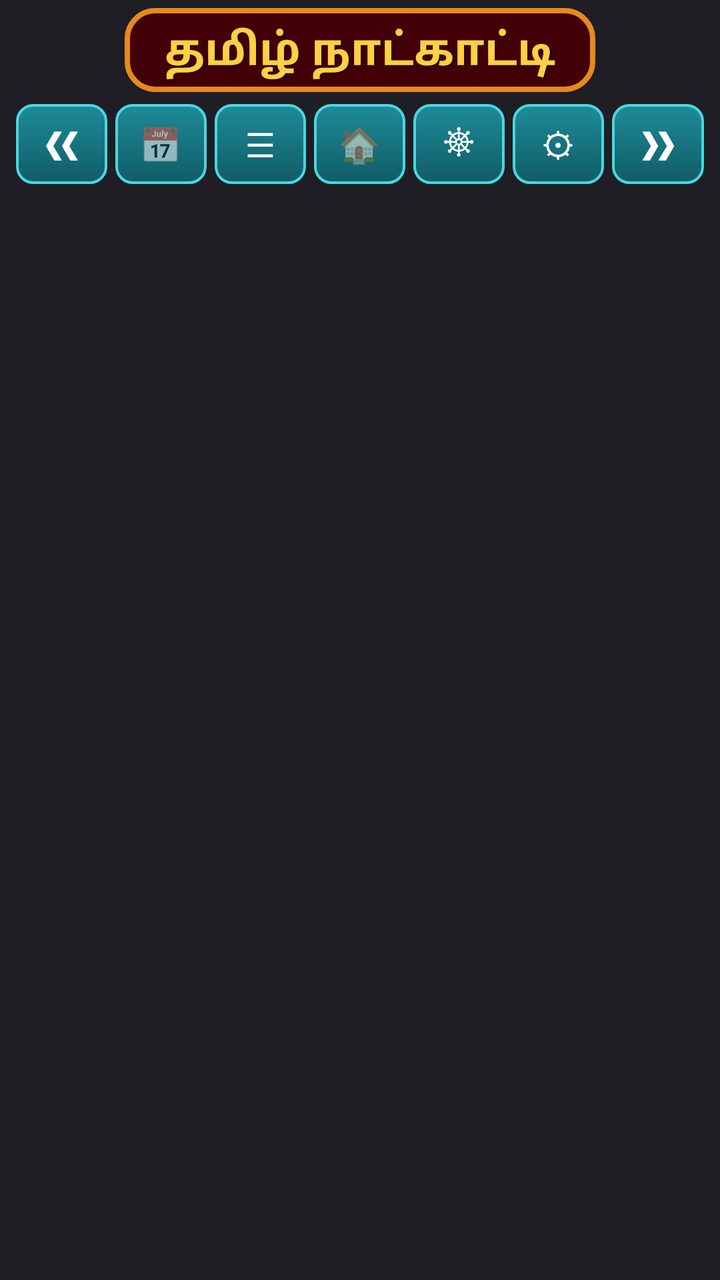
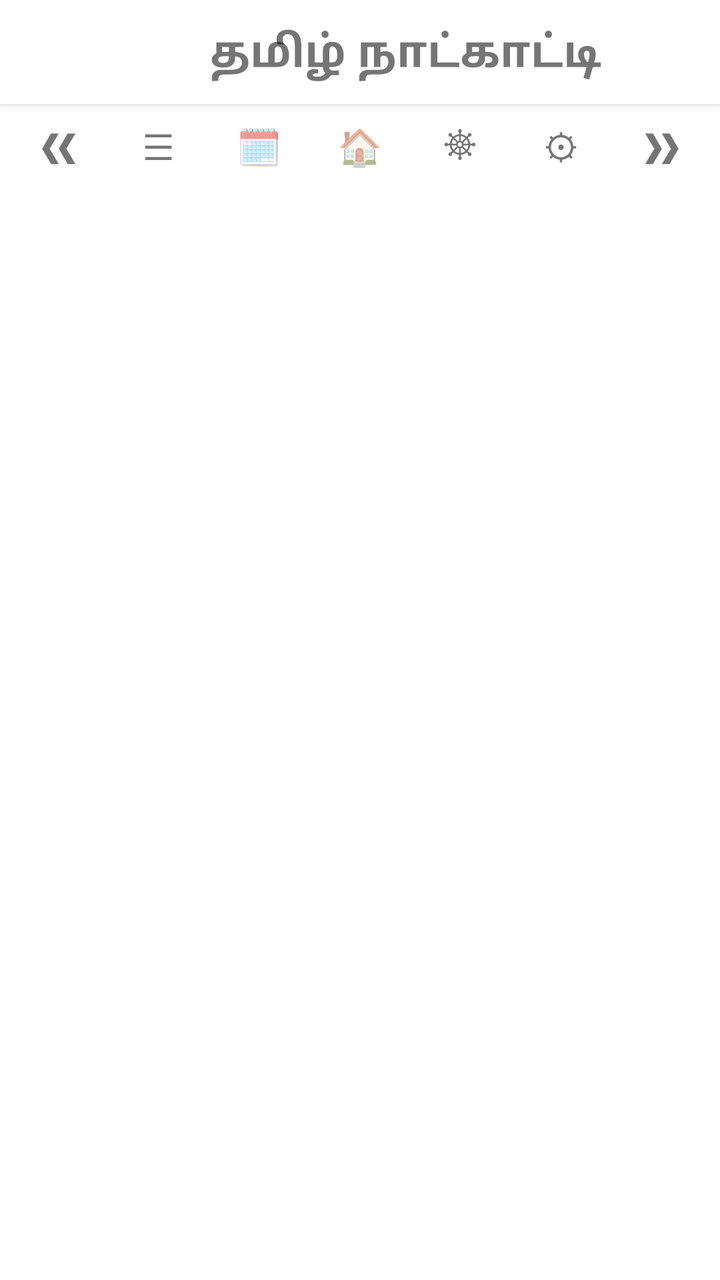

Screens rendered from an Android XML layout before and after an edit, with the pre-edit source and the edit as a unified diff.
<!-- AndroidManifest.xml: application theme Theme.MaterialComponents.DayNight.NoActionBar -->
<!-- res/layout/activity_main.xml -->
<?xml version="1.0" encoding="utf-8"?>
<androidx.coordinatorlayout.widget.CoordinatorLayout 
    xmlns:android="http://schemas.android.com/apk/res/android"
    xmlns:app="http://schemas.android.com/apk/res-auto"
    android:layout_width="match_parent"
    android:layout_height="match_parent"
    android:background="#1E1E24">

    
    <LinearLayout
        android:layout_width="match_parent"
        android:layout_height="match_parent"
        android:orientation="vertical">

        
        <TextView
            android:id="@+id/tv_app_title_banner"
            android:layout_width="wrap_content"
            android:layout_height="wrap_content"
            android:layout_gravity="center_horizontal"
            android:layout_marginTop="4dp"
            android:layout_marginBottom="6dp"
            android:background="@drawable/bg_gold_header_texture"
            android:includeFontPadding="false"
            android:text="தமிழ் நாட்காட்டி"
            android:textColor="#FFD043"
            android:textSize="22sp"
            android:textStyle="bold"
            android:shadowColor="#1A0000"
            android:shadowDx="1.5"
            android:shadowDy="2.0"
            android:shadowRadius="2.0" />

        
        <LinearLayout
            android:id="@+id/layout_nav_toolbar"
            android:layout_width="match_parent"
            android:layout_height="40dp"
            android:layout_marginHorizontal="6dp"
            android:layout_marginBottom="4dp"
            android:gravity="center_vertical"
            android:orientation="horizontal"
            android:weightSum="7">

            <TextView
                android:id="@+id/btn_action_prev"
                android:layout_width="0dp"
                android:layout_height="match_parent"
                android:layout_weight="1"
                android:layout_marginHorizontal="2dp"
                android:background="@drawable/bg_header_btn_ripple"
                android:gravity="center"
                android:text="❮❮"
                android:textColor="#FFFFFF"
                android:textSize="16sp"
                android:textStyle="bold" />

            <TextView
                android:id="@+id/btn_action_datepicker"
                android:layout_width="0dp"
                android:layout_height="match_parent"
                android:layout_weight="1"
                android:layout_marginHorizontal="2dp"
                android:background="@drawable/bg_header_btn_ripple"
                android:gravity="center"
                android:text="📅"
                android:textSize="17sp" />

            <TextView
                android:id="@+id/btn_action_menu"
                android:layout_width="0dp"
                android:layout_height="match_parent"
                android:layout_weight="1"
                android:layout_marginHorizontal="2dp"
                android:background="@drawable/bg_header_btn_ripple"
                android:gravity="center"
                android:text="☰"
                android:textColor="#FFFFFF"
                android:textSize="17sp" />

            <TextView
                android:id="@+id/btn_action_today"
                android:layout_width="0dp"
                android:layout_height="match_parent"
                android:layout_weight="1"
                android:layout_marginHorizontal="2dp"
                android:background="@drawable/bg_header_btn_ripple"
                android:gravity="center"
                android:text="🏠"
                android:textSize="17sp" />

            <TextView
                android:id="@+id/btn_action_horai"
                android:layout_width="0dp"
                android:layout_height="match_parent"
                android:layout_weight="1"
                android:layout_marginHorizontal="2dp"
                android:background="@drawable/bg_header_btn_ripple"
                android:gravity="center"
                android:text="☸"
                android:textColor="#FFFFFF"
                android:textSize="17sp" />

            <TextView
                android:id="@+id/btn_action_settings"
                android:layout_width="0dp"
                android:layout_height="match_parent"
                android:layout_weight="1"
                android:layout_marginHorizontal="2dp"
                android:background="@drawable/bg_header_btn_ripple"
                android:gravity="center"
                android:text="⚙"
                android:textColor="#FFFFFF"
                android:textSize="17sp" />

            <TextView
                android:id="@+id/btn_action_next"
                android:layout_width="0dp"
                android:layout_height="match_parent"
                android:layout_weight="1"
                android:layout_marginHorizontal="2dp"
                android:background="@drawable/bg_header_btn_ripple"
                android:gravity="center"
                android:text="❯❯"
                android:textColor="#FFFFFF"
                android:textSize="16sp"
                android:textStyle="bold" />
        </LinearLayout>

        
        <androidx.viewpager2.widget.ViewPager2
            android:id="@+id/view_pager_main"
            android:layout_width="match_parent"
            android:layout_height="0dp"
            android:layout_weight="1" />

    </LinearLayout>

    
    <LinearLayout
        android:id="@+id/bottom_sheet_calendar"
        android:layout_width="match_parent"
        android:layout_height="wrap_content"
        android:orientation="vertical"
        android:background="?attr/themeCardBackground"
        android:padding="8dp"
        app:behavior_hideable="true"
        app:behavior_peekHeight="0dp"
        app:layout_behavior="com.google.android.material.bottomsheet.BottomSheetBehavior">

        
        <RelativeLayout
            android:layout_width="match_parent"
            android:layout_height="40dp"
            android:paddingHorizontal="4dp">

            <ImageButton
                android:id="@+id/btn_prev_month"
                android:layout_width="36dp"
                android:layout_height="36dp"
                android:layout_alignParentStart="true"
                android:layout_centerVertical="true"
                android:background="?attr/selectableItemBackground"
                android:src="@android:drawable/ic_media_previous" />

            <TextView
                android:id="@+id/tv_sheet_month_year"
                android:layout_width="wrap_content"
                android:layout_height="wrap_content"
                android:layout_centerInParent="true"
                android:textColor="?attr/themeTextBody"
                android:textSize="16sp"
                android:textStyle="bold" />

            <ImageButton
                android:id="@+id/btn_next_month"
                android:layout_width="36dp"
                android:layout_height="36dp"
                android:layout_alignParentEnd="true"
                android:layout_centerVertical="true"
                android:background="?attr/selectableItemBackground"
                android:src="@android:drawable/ic_media_next" />
        </RelativeLayout>

        
        <FrameLayout
            android:id="@+id/container_calendar_content"
            android:layout_width="match_parent"
            android:layout_height="wrap_content"
            android:layout_marginTop="4dp" />
    </LinearLayout>

</androidx.coordinatorlayout.widget.CoordinatorLayout>
<!-- resources referenced by this layout -->
<resources>
  <!-- drawable bg_gold_header_texture (drawable) -->
  <?xml version="1.0" encoding="utf-8"?>
  <shape xmlns:android="http://schemas.android.com/apk/res/android"
      android:shape="rectangle">
      
      <solid android:color="#420006" />
  
      
      <stroke
          android:width="2.5dp"
          android:color="#E58A1F" />
  
      
      <corners android:radius="14dp" />
  
      <padding
          android:left="20dp"
          android:top="6dp"
          android:right="20dp"
          android:bottom="6dp" />
  </shape>
  <!-- drawable bg_header_btn_ripple (drawable) -->
  <?xml version="1.0" encoding="utf-8"?>
  <ripple xmlns:android="http://schemas.android.com/apk/res/android"
      android:color="#40FFFFFF">
      <item>
          <shape android:shape="rectangle">
              
              <gradient
                  android:startColor="#1E8B98"
                  android:endColor="#105C66"
                  android:angle="270" />
              
              <stroke
                  android:width="1.2dp"
                  android:color="#4AD6E2" />
              <corners android:radius="8dp" />
          </shape>
      </item>
  </ripple>
</resources>

<!-- the commit's change to res/layout/activity_main.xml (unified diff, before → after) -->
@@ -1,193 +1,150 @@
 <?xml version="1.0" encoding="utf-8"?>
-<androidx.coordinatorlayout.widget.CoordinatorLayout 
-    xmlns:android="http://schemas.android.com/apk/res/android"
+<LinearLayout xmlns:android="http://schemas.android.com/apk/res/android"
     xmlns:app="http://schemas.android.com/apk/res-auto"
+    android:id="@+id/root_main_layout"
     android:layout_width="match_parent"
     android:layout_height="match_parent"
-    android:background="#1E1E24">
+    android:orientation="vertical">
 
     
+    <androidx.cardview.widget.CardView
+        android:id="@+id/card_top_banner"
+        android:layout_width="match_parent"
+        android:layout_height="52dp"
+        app:cardCornerRadius="0dp"
+        app:cardElevation="3dp">
+
+        <LinearLayout
+            android:id="@+id/ll_banner_inner"
+            android:layout_width="match_parent"
+            android:layout_height="match_parent"
+            android:gravity="center"
+            android:orientation="horizontal"
+            android:paddingHorizontal="12dp">
+
+            <ImageView
+                android:id="@+id/iv_app_logo"
+                android:layout_width="36dp"
+                android:layout_height="36dp"
+                android:layout_marginEnd="10dp"
+                android:src="@mipmap/ic_launcher"
+                android:contentDescription="App Logo" />
+
+            <TextView
+                android:id="@+id/tv_app_title_banner"
+                android:layout_width="wrap_content"
+                android:layout_height="wrap_content"
+                android:fontFamily="serif"
+                android:includeFontPadding="false"
+                android:text="தமிழ் நாட்காட்டி"
+                android:textSize="22sp"
+                android:textStyle="bold" />
+        </LinearLayout>
+    </androidx.cardview.widget.CardView>
+
+    
+    
     <LinearLayout
+        android:id="@+id/layout_nav_toolbar"
         android:layout_width="match_parent"
-        android:layout_height="match_parent"
-        android:orientation="vertical">
+        android:layout_height="42dp"
+        android:gravity="center_vertical"
+        android:orientation="horizontal"
+        android:paddingHorizontal="4dp"
+        android:weightSum="7">
 
         
         <TextView
-            android:id="@+id/tv_app_title_banner"
-            android:layout_width="wrap_content"
-            android:layout_height="wrap_content"
-            android:layout_gravity="center_horizontal"
-            android:layout_marginTop="4dp"
-            android:layout_marginBottom="6dp"
-            android:background="@drawable/bg_gold_header_texture"
-            android:includeFontPadding="false"
-            android:text="தமிழ் நாட்காட்டி"
-            android:textColor="#FFD043"
-            android:textSize="22sp"
-            android:textStyle="bold"
-            android:shadowColor="#1A0000"
-            android:shadowDx="1.5"
-            android:shadowDy="2.0"
-            android:shadowRadius="2.0" />
+            android:id="@+id/btn_action_prev"
+            android:layout_width="0dp"
+            android:layout_height="match_parent"
+            android:layout_weight="1"
+            android:layout_marginHorizontal="1.5dp"
+            android:background="?attr/selectableItemBackground"
+            android:gravity="center"
+            android:text="❮❮"
+            android:textSize="17sp"
+            android:textStyle="bold" />
 
         
-        <LinearLayout
-            android:id="@+id/layout_nav_toolbar"
-            android:layout_width="match_parent"
-            android:layout_height="40dp"
-            android:layout_marginHorizontal="6dp"
-            android:layout_marginBottom="4dp"
-            android:gravity="center_vertical"
-            android:orientation="horizontal"
-            android:weightSum="7">
-
-            <TextView
-                android:id="@+id/btn_action_prev"
-                android:layout_width="0dp"
-                android:layout_height="match_parent"
-                android:layout_weight="1"
-                android:layout_marginHorizontal="2dp"
-                android:background="@drawable/bg_header_btn_ripple"
-                android:gravity="center"
-                android:text="❮❮"
-                android:textColor="#FFFFFF"
-                android:textSize="16sp"
-                android:textStyle="bold" />
-
-            <TextView
-                android:id="@+id/btn_action_datepicker"
-                android:layout_width="0dp"
-                android:layout_height="match_parent"
-                android:layout_weight="1"
-                android:layout_marginHorizontal="2dp"
-                android:background="@drawable/bg_header_btn_ripple"
-                android:gravity="center"
-                android:text="📅"
-                android:textSize="17sp" />
-
-            <TextView
-                android:id="@+id/btn_action_menu"
-                android:layout_width="0dp"
-                android:layout_height="match_parent"
-                android:layout_weight="1"
-                android:layout_marginHorizontal="2dp"
-                android:background="@drawable/bg_header_btn_ripple"
-                android:gravity="center"
-                android:text="☰"
-                android:textColor="#FFFFFF"
-                android:textSize="17sp" />
-
-            <TextView
-                android:id="@+id/btn_action_today"
-                android:layout_width="0dp"
-                android:layout_height="match_parent"
-                android:layout_weight="1"
-                android:layout_marginHorizontal="2dp"
-                android:background="@drawable/bg_header_btn_ripple"
-                android:gravity="center"
-                android:text="🏠"
-                android:textSize="17sp" />
-
-            <TextView
-                android:id="@+id/btn_action_horai"
-                android:layout_width="0dp"
-                android:layout_height="match_parent"
-                android:layout_weight="1"
-                android:layout_marginHorizontal="2dp"
-                android:background="@drawable/bg_header_btn_ripple"
-                android:gravity="center"
-                android:text="☸"
-                android:textColor="#FFFFFF"
-                android:textSize="17sp" />
-
-            <TextView
-                android:id="@+id/btn_action_settings"
-                android:layout_width="0dp"
-                android:layout_height="match_parent"
-                android:layout_weight="1"
-                android:layout_marginHorizontal="2dp"
-                android:background="@drawable/bg_header_btn_ripple"
-                android:gravity="center"
-                android:text="⚙"
-                android:textColor="#FFFFFF"
-                android:textSize="17sp" />
-
-            <TextView
-                android:id="@+id/btn_action_next"
-                android:layout_width="0dp"
-                android:layout_height="match_parent"
-                android:layout_weight="1"
-                android:layout_marginHorizontal="2dp"
-                android:background="@drawable/bg_header_btn_ripple"
-                android:gravity="center"
-                android:text="❯❯"
-                android:textColor="#FFFFFF"
-                android:textSize="16sp"
-                android:textStyle="bold" />
-        </LinearLayout>
+        <TextView
+            android:id="@+id/btn_action_menu"
+            android:layout_width="0dp"
+            android:layout_height="match_parent"
+            android:layout_weight="1"
+            android:layout_marginHorizontal="1.5dp"
+            android:background="?attr/selectableItemBackground"
+            android:gravity="center"
+            android:text="☰"
+            android:textSize="18sp" />
 
         
-        <androidx.viewpager2.widget.ViewPager2
-            android:id="@+id/view_pager_main"
-            android:layout_width="match_parent"
-            android:layout_height="0dp"
-            android:layout_weight="1" />
+        <TextView
+            android:id="@+id/btn_action_datepicker"
+            android:layout_width="0dp"
+            android:layout_height="match_parent"
+            android:layout_weight="1"
+            android:layout_marginHorizontal="1.5dp"
+            android:background="?attr/selectableItemBackground"
+            android:gravity="center"
+            android:text="🗓️"
+            android:textSize="18sp" />
 
+        
+        <TextView
+            android:id="@+id/btn_action_today"
+            android:layout_width="0dp"
+            android:layout_height="match_parent"
+            android:layout_weight="1"
+            android:layout_marginHorizontal="1.5dp"
+            android:background="?attr/selectableItemBackground"
+            android:gravity="center"
+            android:text="🏠"
+            android:textSize="18sp" />
+
+        
+        <TextView
+            android:id="@+id/btn_action_horai"
+            android:layout_width="0dp"
+            android:layout_height="match_parent"
+            android:layout_weight="1"
+            android:layout_marginHorizontal="1.5dp"
+            android:background="?attr/selectableItemBackground"
+            android:gravity="center"
+            android:text="☸"
+            android:textSize="18sp" />
+
+        
+        <TextView
+            android:id="@+id/btn_action_settings"
+            android:layout_width="0dp"
+            android:layout_height="match_parent"
+            android:layout_weight="1"
+            android:layout_marginHorizontal="1.5dp"
+            android:background="?attr/selectableItemBackground"
+            android:gravity="center"
+            android:text="⚙"
+            android:textSize="18sp" />
+
+        
+        <TextView
+            android:id="@+id/btn_action_next"
+            android:layout_width="0dp"
+            android:layout_height="match_parent"
+            android:layout_weight="1"
+            android:layout_marginHorizontal="1.5dp"
+            android:background="?attr/selectableItemBackground"
+            android:gravity="center"
+            android:text="❯❯"
+            android:textSize="17sp"
+            android:textStyle="bold" />
     </LinearLayout>
 
     
-    <LinearLayout
-        android:id="@+id/bottom_sheet_calendar"
+    <androidx.viewpager2.widget.ViewPager2
+        android:id="@+id/view_pager_main"
         android:layout_width="match_parent"
-        android:layout_height="wrap_content"
-        android:orientation="vertical"
-        android:background="?attr/themeCardBackground"
-        android:padding="8dp"
-        app:behavior_hideable="true"
-        app:behavior_peekHeight="0dp"
-        app:layout_behavior="com.google.android.material.bottomsheet.BottomSheetBehavior">
+        android:layout_height="0dp"
+        android:layout_weight="1" />
 
-        
-        <RelativeLayout
-            android:layout_width="match_parent"
-            android:layout_height="40dp"
-            android:paddingHorizontal="4dp">
-
-            <ImageButton
-                android:id="@+id/btn_prev_month"
-                android:layout_width="36dp"
-                android:layout_height="36dp"
-                android:layout_alignParentStart="true"
-                android:layout_centerVertical="true"
-                android:background="?attr/selectableItemBackground"
-                android:src="@android:drawable/ic_media_previous" />
-
-            <TextView
-                android:id="@+id/tv_sheet_month_year"
-                android:layout_width="wrap_content"
-                android:layout_height="wrap_content"
-                android:layout_centerInParent="true"
-                android:textColor="?attr/themeTextBody"
-                android:textSize="16sp"
-                android:textStyle="bold" />
-
-            <ImageButton
-                android:id="@+id/btn_next_month"
-                android:layout_width="36dp"
-                android:layout_height="36dp"
-                android:layout_alignParentEnd="true"
-                android:layout_centerVertical="true"
-                android:background="?attr/selectableItemBackground"
-                android:src="@android:drawable/ic_media_next" />
-        </RelativeLayout>
-
-        
-        <FrameLayout
-            android:id="@+id/container_calendar_content"
-            android:layout_width="match_parent"
-            android:layout_height="wrap_content"
-            android:layout_marginTop="4dp" />
-    </LinearLayout>
-
-</androidx.coordinatorlayout.widget.CoordinatorLayout>
+</LinearLayout>
<!-- resource entries referenced after the edit -->
@@ -1,44 +1,22 @@
 <!-- resources referenced by this layout -->
 <resources>
-  <!-- drawable bg_gold_header_texture (drawable) -->
+  <!-- mipmap ic_launcher (mipmap-anydpi-v26) -->
+  <?xml version="1.0" encoding="utf-8"?>
+  <adaptive-icon xmlns:android="http://schemas.android.com/apk/res/android">
+      <background android:drawable="@drawable/ic_launcher_background" />
+      <foreground android:drawable="@drawable/ic_launcher_foreground" />
+  </adaptive-icon>
+  <!-- drawable ic_launcher_background (drawable) -->
   <?xml version="1.0" encoding="utf-8"?>
   <shape xmlns:android="http://schemas.android.com/apk/res/android"
       android:shape="rectangle">
-      
-      <solid android:color="#420006" />
-  
-      
-      <stroke
-          android:width="2.5dp"
-          android:color="#E58A1F" />
-  
-      
-      <corners android:radius="14dp" />
-  
-      <padding
-          android:left="20dp"
-          android:top="6dp"
-          android:right="20dp"
-          android:bottom="6dp" />
+      <gradient
+          android:type="radial"
+          android:gradientRadius="72%"
+          android:startColor="#8A0010"
+          android:centerColor="#6B000C"
+          android:endColor="#3A0005" />
   </shape>
-  <!-- drawable bg_header_btn_ripple (drawable) -->
-  <?xml version="1.0" encoding="utf-8"?>
-  <ripple xmlns:android="http://schemas.android.com/apk/res/android"
-      android:color="#40FFFFFF">
-      <item>
-          <shape android:shape="rectangle">
-              
-              <gradient
-                  android:startColor="#1E8B98"
-                  android:endColor="#105C66"
-                  android:angle="270" />
-              
-              <stroke
-                  android:width="1.2dp"
-                  android:color="#4AD6E2" />
-              <corners android:radius="8dp" />
-          </shape>
-      </item>
-  </ripple>
+  <!-- drawable ic_launcher_foreground: vector/xml drawable (drawable, 2302 chars, omitted) -->
 </resources>
 
